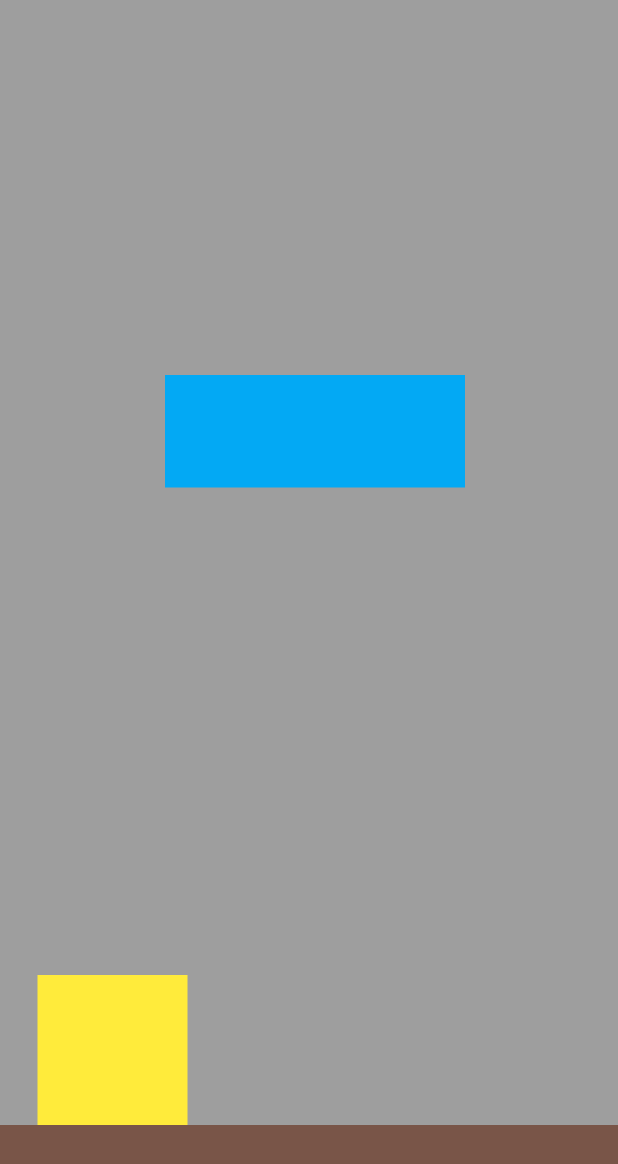
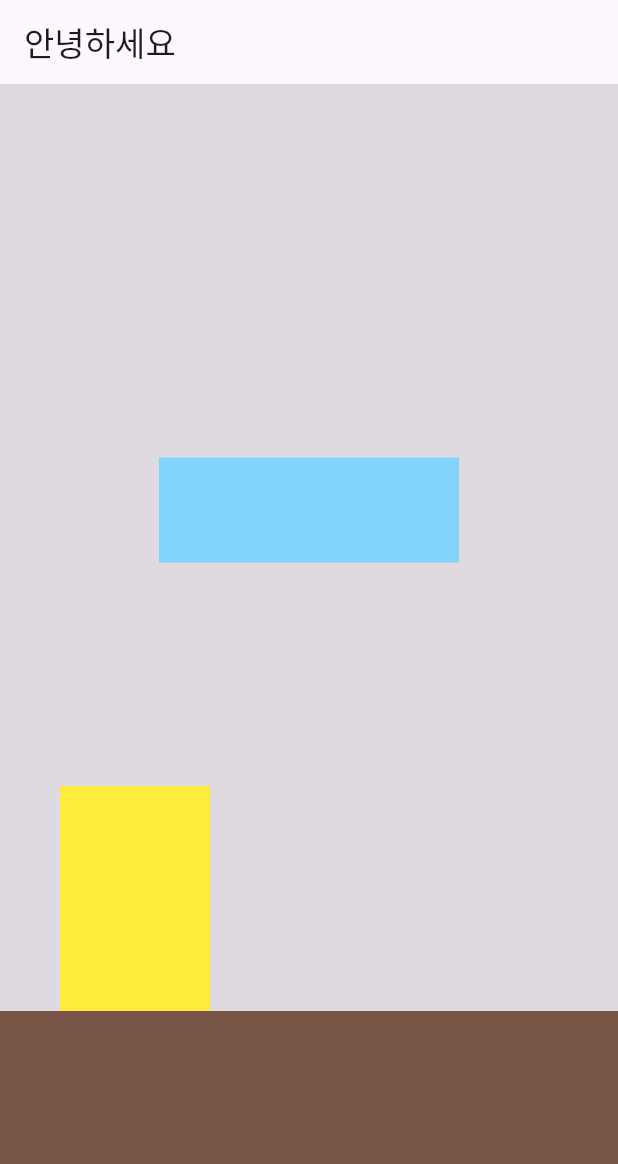
Before and after one commit to Likeine/Flutter_app_all, a Flutter app: the screen it shows after launch, on a phone screen of 412 x 824 dp. Shown: the top 1164 px of the screen. Run offline on Flutter 3.47's test engine with Material 3 defaults, Android fonts, the phone set to English and light mode, and no system bars.

Commit message:
7.30 - 1

```diff
--- /dev/null
+++ b/lib/Align.dart
@@ -0,0 +1,72 @@
+import 'package:flutter/material.dart';
+
+class MyHomePage extends StatefulWidget
+{
+  const MyHomePage({super.key});
+
+  @override
+  State<MyHomePage> createState() => _MyHomePageState();
+}
+
+class _MyHomePageState extends State<MyHomePage>
+{
+  @override
+
+  Widget build(BuildContext context)
+  {
+    return Scaffold
+    (
+        appBar: AppBar
+        (
+          title: const Text("안녕하세요"),
+        ),
+        body: Container
+        (
+          child: Stack
+          (
+            children:
+            [
+              Container
+              (
+                width: MediaQuery.of(context).size.width,
+                height: MediaQuery.of(context).size.height,
+                color: Colors.black12
+              ),
+              Align
+                (
+                alignment: Alignment.bottomLeft,
+                child: Container
+                  (
+                  width: MediaQuery.of(context).size.width,
+                  height: 150,
+                  color: Colors.brown,
+                ),
+              ),
+              Align
+                (
+                alignment: Alignment.bottomLeft,
+                child: Container
+                  (
+                  margin: const EdgeInsets.only(left: 40, bottom: 150),
+                  width: 100,
+                  height: 150,
+                  color: Colors.yellow,
+                ),
+              ),
+              Align
+                (
+                alignment: Alignment.center,
+                child: Container
+                  (
+                  margin: const EdgeInsets.only(bottom: 200),
+                  width: 200,
+                  height: 70,
+                  color: Colors.lightBlue[200],
+                ),
+              ),
+            ],
+          ),
+        )
+    );
+  }
+}
--- a/lib/main.dart
+++ b/lib/main.dart
@@ -1,5 +1,5 @@
 import 'package:flutter/material.dart';
-import 'package:flutter_example/First_Last.dart';
+import 'package:flutter_example/Align.dart';
 
 //commit Test
 
```
